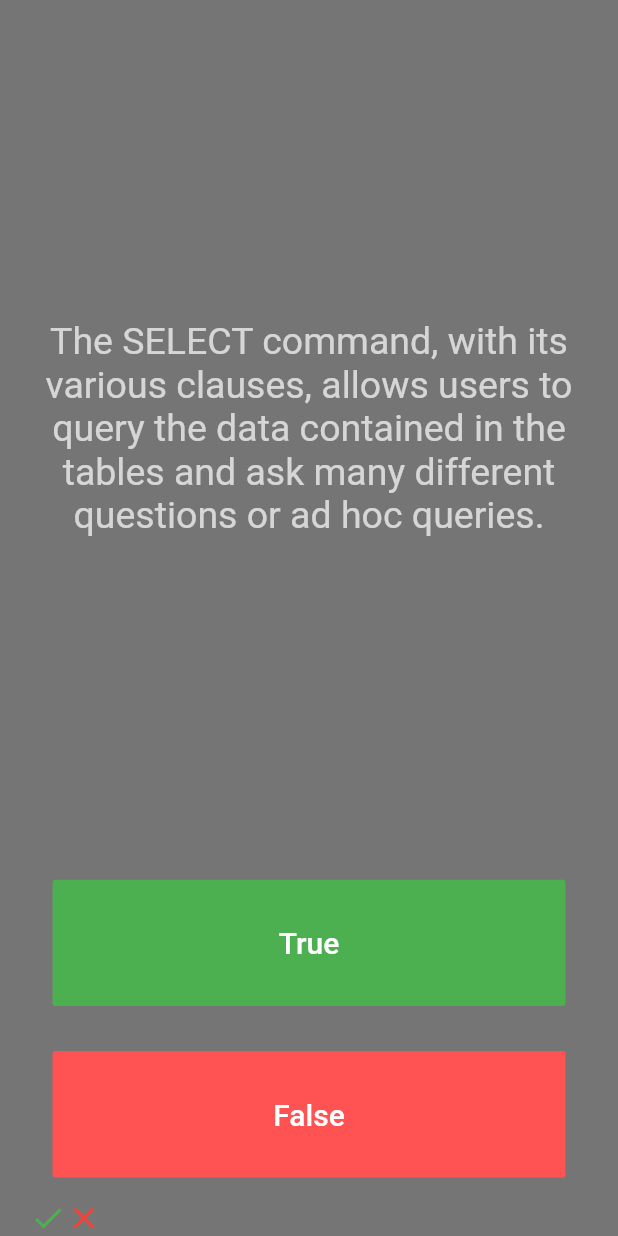
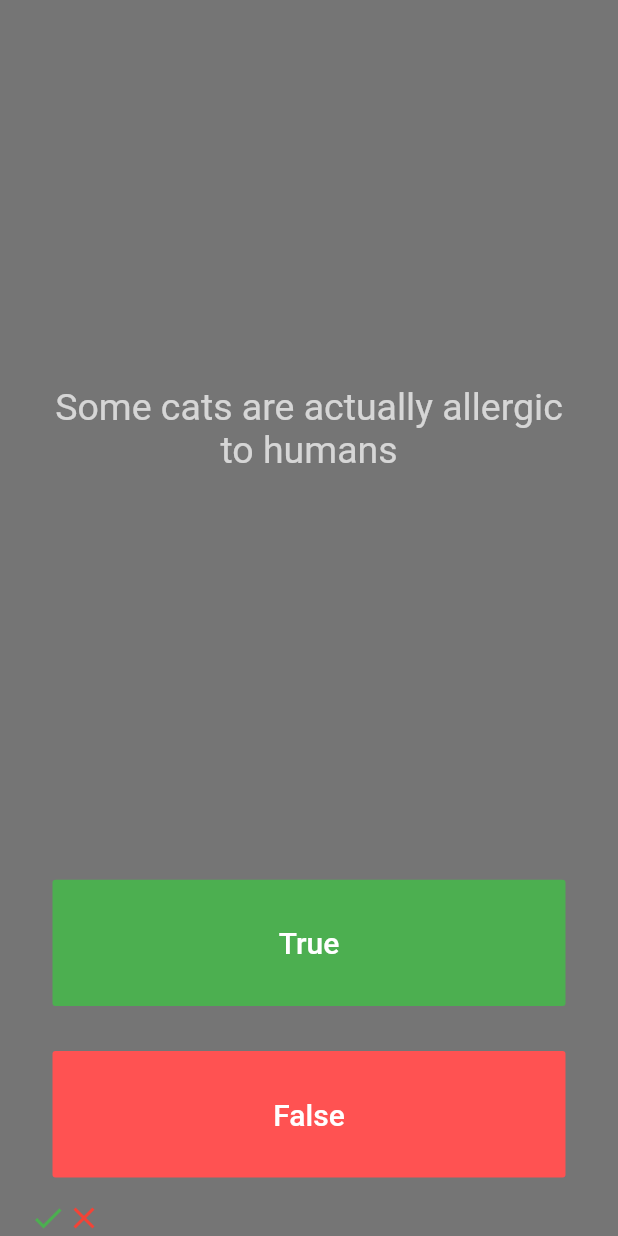
Before and after one commit to ayushi1376/Quizzer, a Flutter app: the screen it shows after launch, after a tap on "True", after a tap on "False", on a phone screen of 412 x 824 dp. Run offline on Flutter 3.47's test engine with Material 2 defaults, Android fonts, the phone set to English and light mode, and no system bars.

Commit message:
Question-Bank-2

```diff
--- a/lib/main.dart
+++ b/lib/main.dart
@@ -1,6 +1,8 @@
 import 'questions.dart';
 import 'package:flutter/material.dart';
+import 'quiz_brain.dart';
 
+QuizBrain qb=QuizBrain();
 void main() {
   runApp(Quizzer());
 }
@@ -28,16 +30,7 @@ class QuizPage extends StatefulWidget {
 
 class _QuizPageState extends State<QuizPage> {
   List<Icon> scoreKeeper=[];
-
   int quenum=0;
-  List<Question> questionBank=[
-  Question(q:'The condition in a WHERE clause can refer to only one value.',a: false ),
-  Question(q:'System calls are the classical method of enabling user processes to interact with the kernel',a: true ),
-  Question(q:'The SELECT command, with its various clauses, allows users to query the data contained in the tables and ask many different questions or ad hoc queries.',a: true ),
-  Question(q:'SQL provides the AS keyword, which can be used to assign meaningful column names to the results of queries using the SQL built-in functions.',a: true ),
-  Question(q:'A SELECT statement within another SELECT statement and enclosed in square brackets ([...]) is called a subquery.',a: false )
-  ];
-
 
   @override
   Widget build(BuildContext context) {
@@ -51,7 +44,7 @@ class _QuizPageState extends State<QuizPage> {
                 padding: EdgeInsets.all(10.0),
               child: Center(
                 child: Text(
-                  questionBank[quenum].quesText,
+                  qb.getQueText(quenum),
                   textAlign: TextAlign.center,
                   style: TextStyle(
                     fontSize: 25.0,
@@ -76,7 +69,7 @@ class _QuizPageState extends State<QuizPage> {
               ),
               onPressed: () {
                 //The user picked true.
-                bool correctans=questionBank[quenum].quesAns;
+                bool correctans=qb.correctAns(quenum);
                 if(correctans==true){
                   print("user got it right");
                 }else{
@@ -104,7 +97,7 @@ class _QuizPageState extends State<QuizPage> {
               ),
               onPressed: () {
                 //The user picked true.
-                bool correctans=questionBank[quenum].quesAns;
+                bool correctans=qb.correctAns(quenum);
                 if(correctans==false){
                   print("user got it right");
                 }else{
@@ -134,10 +127,3 @@ class _QuizPageState extends State<QuizPage> {
 
   }
 }
-
-/*
-Q1=The condition in a WHERE clause can refer to only one value.-False
-Q2=The SELECT command, with its various clauses, allows users to query the data contained in the tables and ask many different questions or ad hoc queries.-True
-Q3=SQL provides the AS keyword, which can be used to assign meaningful column names to the results of queries using the SQL built-in functions.-True
-Q4=A SELECT statement within another SELECT statement and enclosed in square brackets ([...]) is called a subquery.-False
-* */
--- a/lib/questions.dart
+++ b/lib/questions.dart
@@ -2,7 +2,7 @@ class Question {
   String quesText;
   bool quesAns;
 
-  Question({String q, bool a}){
+  Question(String q, bool a){
     quesText=q;
     quesAns=a;
 
--- /dev/null
+++ b/lib/quiz_brain.dart
@@ -0,0 +1,30 @@
+import 'questions.dart';
+class QuizBrain{
+  List<Question> _questionBank=[
+    Question('The condition in a WHERE clause can refer to only one value.', false ),
+    Question('System calls are the classical method of enabling user processes to interact with the kernel', true ),
+    Question('Some cats are actually allergic to humans', true),
+    Question('You can lead a cow down stairs but not up stairs.', false),
+    Question('Approximately one quarter of human bones are in the feet.', true),
+    Question('A slug\'s blood is green.', true),
+    Question('Buzz Aldrin\'s mother\'s maiden name was \"Moon\".', true),
+    Question('It is illegal to pee in the Ocean in Portugal.', true),
+    Question('No piece of square dry paper can be folded in half more than 7 times.', false),
+    Question('In London, UK, if you happen to die in the House of Parliament, you are technically entitled to a state funeral, because the building is considered too sacred a place.', true),
+    Question('The loudest sound produced by any animal is 188 decibels. That animal is the African Elephant.', false),
+    Question('The total surface area of two human lungs is approximately 70 square metres.', true),
+    Question('Google was originally called \"Backrub\".', true),
+    Question('Chocolate affects a dog\'s heart and nervous system; a few ounces are enough to kill a small dog.', true),
+    Question('In West Virginia, USA, if you accidentally hit an animal with your car, you are free to take it home to eat.', true),
+    Question('The SELECT command, with its various clauses, allows users to query the data contained in the tables and ask many different questions or ad hoc queries.', true ),
+    Question('SQL provides the AS keyword, which can be used to assign meaningful column names to the results of queries using the SQL built-in functions.', true ),
+    Question('A SELECT statement within another SELECT statement and enclosed in square brackets ([...]) is called a subquery.', false )
+  ];
+
+  String getQueText(int quenum){
+    return _questionBank[quenum].quesText;
+  }
+  bool correctAns(int quenum){
+    return _questionBank[quenum].quesAns;
+  }
+}
```
